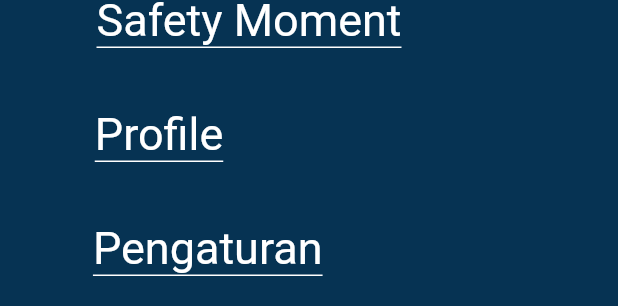
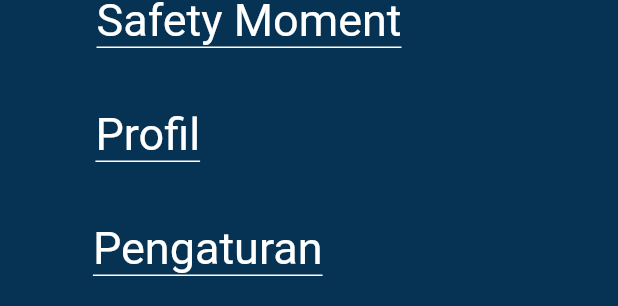
Before and after one commit to Soviena/inovasi-budaya-flutter, a Flutter app: the BurgerList widget shown alone on an empty page, opened directly, on a phone screen of 412 x 824 dp. Shown: the part 681-987 px from the top of the screen. Run offline on Flutter 3.47's test engine with Material 2 defaults, Android fonts, the phone set to English and light mode, and no system bars; our stand-ins replace quickalert.

Commit message:
update typo

```diff
--- a/lib/view/Burger_Menu.dart
+++ b/lib/view/Burger_Menu.dart
@@ -176,11 +176,11 @@ class _BurgerListState extends State<BurgerList> {
                 );
               },
               child: Container(
-                margin: EdgeInsets.fromLTRB(0, 40, 200, 0),
+                margin: EdgeInsets.fromLTRB(0, 40, 215, 0),
                 decoration: const BoxDecoration(
                     border: Border(bottom: BorderSide(color: Colors.white))),
                 child: const Text(
-                  "Profile",
+                  "Profil",
                   style: TextStyle(fontSize: 30, color: Colors.white),
                 ),
               ),
```
